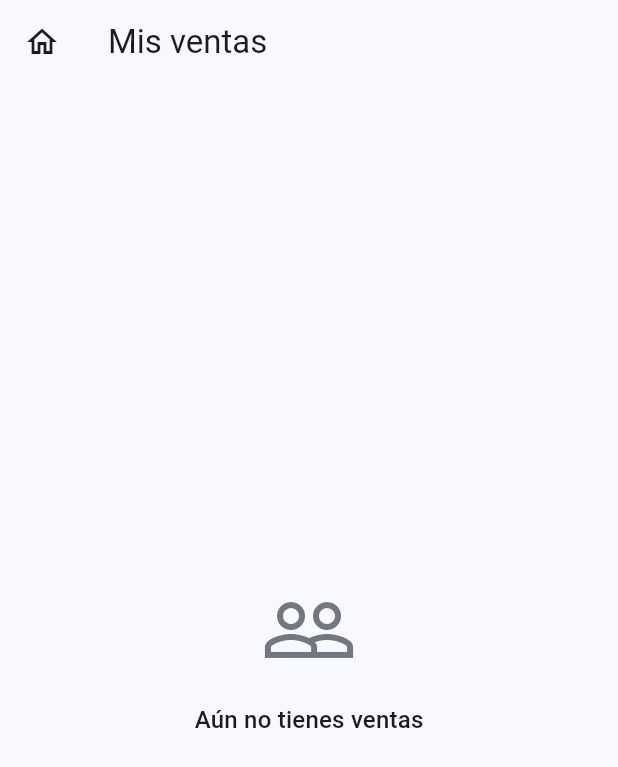
After one commit to AndresMatuk/marketplace_app, a Flutter app: the SellerHomeScreen screen opened by its route, after a tap on "Mis ventas", on a phone screen of 412 x 824 dp. The commit adds this screen. Shown: the top 767 px of the screen. Run offline on Flutter 3.47's test engine with Material 3 defaults, Android fonts, the phone set to English and light mode, and no system bars; our stand-ins replace cached_network_image, cloud_firestore, firebase_auth, firebase_core, flutter_riverpod, go_router; accounts and stored records are empty.

Commit message:
Add seller sales feature by introducing SellerSale entity and updating order management. Enhance SellerStrings for sales display and update navigation to include sales screen. Modify order model and repository to support seller-specific sales retrieval.

```diff
--- a/lib/core/constants/seller_strings.dart
+++ b/lib/core/constants/seller_strings.dart
@@ -6,6 +6,7 @@ class SellerStrings {
   static const String sellerHomeSubtitle =
       'Gestiona tus productos desde aquí';
   static const String myProducts = 'Mis productos';
+  static const String mySales = 'Mis ventas';
   static const String createProduct = 'Crear producto';
   static const String productsTitle = 'Mis productos';
   static const String productsEmpty = 'Aún no tienes productos';
@@ -32,4 +33,8 @@ class SellerStrings {
   static const String stockLabel = 'Stock';
   static const String active = 'Activo';
   static const String inactive = 'Inactivo';
+  static const String salesTitle = 'Mis ventas';
+  static const String salesEmpty = 'Aún no tienes ventas';
+  static const String saleDate = 'Fecha';
+  static const String saleProducts = 'Productos';
 }
--- a/lib/data/datasources/order_remote_datasource.dart
+++ b/lib/data/datasources/order_remote_datasource.dart
@@ -3,6 +3,8 @@ import 'package:cloud_firestore/cloud_firestore.dart';
 import '../../core/errors/order_exception.dart';
 import '../../domain/entities/create_order_line.dart';
 import '../../domain/entities/order_status.dart';
+import '../../domain/entities/seller_sale.dart';
+import '../datasources/auth_remote_datasource.dart';
 import '../datasources/product_remote_datasource.dart';
 import '../models/order_model.dart';
 
@@ -17,6 +19,8 @@ class OrderRemoteDataSource {
 
   Future<OrderModel> createOrder({
     required String customerId,
+    required String customerName,
+    required String customerEmail,
     required List<CreateOrderLine> lines,
   }) async {
     return firestore.runTransaction((transaction) async {
@@ -71,9 +75,13 @@ class OrderRemoteDataSource {
       }
 
       final orderRef = firestore.collection(ordersCollection).doc();
+      final sellerIds = orderItems.map((item) => item.sellerId).toSet().toList();
       final orderModel = OrderModel(
         id: orderRef.id,
         customerId: customerId,
+        customerName: customerName,
+        customerEmail: customerEmail,
+        sellerIds: sellerIds,
         items: orderItems,
         subtotal: subtotal,
         total: subtotal,
@@ -103,6 +111,62 @@ class OrderRemoteDataSource {
         .toList();
   }
 
+  Future<List<SellerSale>> getSellerSales(String sellerId) async {
+    final snapshot = await firestore
+        .collection(ordersCollection)
+        .where('sellerIds', arrayContains: sellerId)
+        .orderBy('createdAt', descending: true)
+        .get();
+
+    final orders = snapshot.docs
+        .map(
+          (doc) => OrderModel.fromMap(
+            id: doc.id,
+            map: doc.data(),
+          ),
+        )
+        .toList();
+
+    final sales = <SellerSale>[];
+
+    for (final order in orders) {
+      final sellerItems = order.items
+          .where((item) => item.sellerId == sellerId)
+          .map((item) => item.toEntity())
+          .toList();
+
+      if (sellerItems.isEmpty) continue;
+
+      var buyerName = order.customerName;
+      var buyerEmail = order.customerEmail;
+
+      if (buyerName.isEmpty && order.customerId.isNotEmpty) {
+        final userDoc = await firestore
+            .collection(AuthRemoteDataSource.usersCollection)
+            .doc(order.customerId)
+            .get();
+
+        if (userDoc.exists && userDoc.data() != null) {
+          buyerName = userDoc.data()!['name'] as String? ?? '';
+          buyerEmail = userDoc.data()!['email'] as String? ?? buyerEmail;
+        }
+      }
+
+      sales.add(
+        SellerSale(
+          orderId: order.id,
+          buyerName: buyerName.isNotEmpty ? buyerName : 'Cliente',
+          buyerEmail: buyerEmail,
+          createdAt: order.createdAt?.toDate() ?? DateTime.now(),
+          items: sellerItems,
+          total: sellerItems.fold(0, (sum, item) => sum + item.lineTotal),
+        ),
+      );
+    }
+
+    return sales;
+  }
+
   Future<OrderModel?> getOrderById(String id) async {
     final snapshot = await firestore.collection(ordersCollection).doc(id).get();
 
--- a/lib/domain/entities/order.dart
+++ b/lib/domain/entities/order.dart
@@ -4,6 +4,9 @@ import 'order_status.dart';
 class Order {
   final String id;
   final String customerId;
+  final String customerName;
+  final String customerEmail;
+  final List<String> sellerIds;
   final List<OrderItem> items;
   final double subtotal;
   final double total;
@@ -14,6 +17,9 @@ class Order {
   const Order({
     required this.id,
     required this.customerId,
+    this.customerName = '',
+    this.customerEmail = '',
+    this.sellerIds = const [],
     required this.items,
     required this.subtotal,
     required this.total,
--- a/lib/presentation/providers/checkout_provider.dart
+++ b/lib/presentation/providers/checkout_provider.dart
@@ -174,6 +174,8 @@ class CheckoutNotifier extends AutoDisposeNotifier<CheckoutState> {
 
       final order = await orderRepository.createOrder(
         customerId: user.uid,
+        customerName: user.name,
+        customerEmail: user.email,
         lines: lines,
       );
 
--- /dev/null
+++ b/lib/presentation/providers/seller_sales_provider.dart
@@ -0,0 +1,35 @@
+import 'package:flutter_riverpod/flutter_riverpod.dart';
+
+import '../../domain/entities/seller_sale.dart';
+import 'auth_provider.dart';
+import 'order_dependencies.dart';
+
+class SellerSalesNotifier extends AsyncNotifier<List<SellerSale>> {
+  @override
+  Future<List<SellerSale>> build() async {
+    final user = ref.watch(currentUserProvider);
+    if (user == null) return [];
+
+    final repository = ref.watch(orderRepositoryProvider);
+    return repository.getSellerSales(sellerId: user.uid);
+  }
+
+  Future<void> refresh() async {
+    final user = ref.read(currentUserProvider);
+    if (user == null) {
+      state = const AsyncData([]);
+      return;
+    }
+
+    state = const AsyncLoading();
+    state = await AsyncValue.guard(() async {
+      final repository = ref.read(orderRepositoryProvider);
+      return repository.getSellerSales(sellerId: user.uid);
+    });
+  }
+}
+
+final sellerSalesProvider =
+    AsyncNotifierProvider<SellerSalesNotifier, List<SellerSale>>(
+  SellerSalesNotifier.new,
+);
--- a/lib/presentation/routes/route_names.dart
+++ b/lib/presentation/routes/route_names.dart
@@ -15,6 +15,7 @@ class RouteNames {
   static const String customerOrderConfirmation = 'customerOrderConfirmation';
   static const String sellerHome = 'sellerHome';
   static const String sellerProducts = 'sellerProducts';
+  static const String sellerSales = 'sellerSales';
   static const String sellerProductCreate = 'sellerProductCreate';
   static const String sellerProductEdit = 'sellerProductEdit';
   static const String adminHome = 'adminHome';
--- a/lib/presentation/routes/route_paths.dart
+++ b/lib/presentation/routes/route_paths.dart
@@ -16,6 +16,7 @@ class RoutePaths {
       '/customer/orders/:id/confirmation';
   static const String sellerHome = '/seller/home';
   static const String sellerProducts = '/seller/products';
+  static const String sellerSales = '/seller/sales';
   static const String sellerProductCreate = '/seller/products/new';
   static const String sellerProductEdit = '/seller/products/:id/edit';
   static const String adminHome = '/admin/home';
--- a/lib/presentation/seller/seller_home_screen.dart
+++ b/lib/presentation/seller/seller_home_screen.dart
@@ -11,10 +11,12 @@ class SellerHomeScreen extends ConsumerWidget {
   const SellerHomeScreen({
     super.key,
     this.onMyProductsTap,
+    this.onMySalesTap,
     this.onCreateProductTap,
   });
 
   final VoidCallback? onMyProductsTap;
+  final VoidCallback? onMySalesTap;
   final VoidCallback? onCreateProductTap;
 
   @override
@@ -67,6 +69,12 @@ class SellerHomeScreen extends ConsumerWidget {
                 label: const Text(SellerStrings.myProducts),
               ),
               const SizedBox(height: 16),
+              FilledButton.tonalIcon(
+                onPressed: onMySalesTap,
+                icon: const Icon(Icons.people_outline),
+                label: const Text(SellerStrings.mySales),
+              ),
+              const SizedBox(height: 16),
               OutlinedButton.icon(
                 onPressed: onCreateProductTap,
                 icon: const Icon(Icons.add),
--- /dev/null
+++ b/lib/presentation/seller/seller_sales_screen.dart
@@ -0,0 +1,160 @@
+import 'package:flutter/material.dart';
+import 'package:flutter_riverpod/flutter_riverpod.dart';
+import 'package:intl/intl.dart';
+
+import '../../core/constants/seller_strings.dart';
+import '../../domain/entities/seller_sale.dart';
+import '../providers/seller_sales_provider.dart';
+
+class SellerSalesScreen extends ConsumerWidget {
+  const SellerSalesScreen({
+    super.key,
+    this.onHomeTap,
+  });
+
+  final VoidCallback? onHomeTap;
+
+  @override
+  Widget build(BuildContext context, WidgetRef ref) {
+    final salesAsync = ref.watch(sellerSalesProvider);
+    final theme = Theme.of(context);
+    final dateFormat = DateFormat('dd/MM/yyyy HH:mm');
+
+    return Scaffold(
+      appBar: AppBar(
+        title: const Text(SellerStrings.salesTitle),
+        leading: onHomeTap != null
+            ? IconButton(
+                icon: const Icon(Icons.home_outlined),
+                onPressed: onHomeTap,
+              )
+            : null,
+      ),
+      body: salesAsync.when(
+        loading: () => const Center(child: CircularProgressIndicator()),
+        error: (_, _) => Center(
+          child: FilledButton(
+            onPressed: () => ref.read(sellerSalesProvider.notifier).refresh(),
+            child: const Text(SellerStrings.retry),
+          ),
+        ),
+        data: (sales) {
+          if (sales.isEmpty) {
+            return Center(
+              child: Column(
+                mainAxisAlignment: MainAxisAlignment.center,
+                children: [
+                  Icon(
+                    Icons.people_outline,
+                    size: 64,
+                    color: theme.colorScheme.outline,
+                  ),
+                  const SizedBox(height: 16),
+                  Text(
+                    SellerStrings.salesEmpty,
+                    style: theme.textTheme.titleMedium,
+                  ),
+                ],
+              ),
+            );
+          }
+
+          return RefreshIndicator(
+            onRefresh: () => ref.read(sellerSalesProvider.notifier).refresh(),
+            child: ListView.separated(
+              padding: const EdgeInsets.all(16),
+              itemCount: sales.length,
+              separatorBuilder: (_, _) => const SizedBox(height: 12),
+              itemBuilder: (context, index) {
+                return _SaleCard(
+                  sale: sales[index],
+                  dateFormat: dateFormat,
+                );
+              },
+            ),
+          );
+        },
+      ),
+    );
+  }
+}
+
+class _SaleCard extends StatelessWidget {
+  const _SaleCard({
+    required this.sale,
+    required this.dateFormat,
+  });
+
+  final SellerSale sale;
+  final DateFormat dateFormat;
+
+  @override
+  Widget build(BuildContext context) {
+    final theme = Theme.of(context);
+    final productsLabel = sale.items
+        .map((item) => '${item.name} (x${item.quantity})')
+        .join(', ');
+
+    return Card(
+      child: Padding(
+        padding: const EdgeInsets.all(16),
+        child: Column(
+          crossAxisAlignment: CrossAxisAlignment.start,
+          children: [
+            Row(
+              children: [
+                CircleAvatar(
+                  child: Text(
+                    sale.buyerName.isNotEmpty
+                        ? sale.buyerName[0].toUpperCase()
+                        : '?',
+                  ),
+                ),
+                const SizedBox(width: 12),
+                Expanded(
+                  child: Column(
+                    crossAxisAlignment: CrossAxisAlignment.start,
+                    children: [
+                      Text(
+                        sale.buyerName,
+                        style: theme.textTheme.titleMedium?.copyWith(
+                          fontWeight: FontWeight.bold,
+                        ),
+                      ),
+                      if (sale.buyerEmail.isNotEmpty)
+                        Text(
+                          sale.buyerEmail,
+                          style: theme.textTheme.bodyMedium?.copyWith(
+                            color: theme.colorScheme.onSurfaceVariant,
+                          ),
+                        ),
+                    ],
+                  ),
+                ),
+                Text(
+                  '\$${sale.total.toStringAsFixed(2)}',
+                  style: theme.textTheme.titleMedium?.copyWith(
+                    fontWeight: FontWeight.bold,
+                    color: theme.colorScheme.primary,
+                  ),
+                ),
+              ],
+            ),
+            const SizedBox(height: 12),
+            Text(
+              '${SellerStrings.saleDate}: ${dateFormat.format(sale.createdAt)}',
+              style: theme.textTheme.bodySmall?.copyWith(
+                color: theme.colorScheme.onSurfaceVariant,
+              ),
+            ),
+            const SizedBox(height: 8),
+            Text(
+              '${SellerStrings.saleProducts}: $productsLabel',
+              style: theme.textTheme.bodyMedium,
+            ),
+          ],
+        ),
+      ),
+    );
+  }
+}
```
Also changed, not shown: lib/data/models/order_model.dart (+17 -0 lines), lib/data/repositories/order_repository_impl.dart (+12 -0 lines), lib/domain/entities/seller_sale.dart (added, +19 -0 lines), lib/domain/repositories/order_repository.dart (+7 -0 lines), lib/presentation/routes/app_router.dart (+9 -0 lines).
